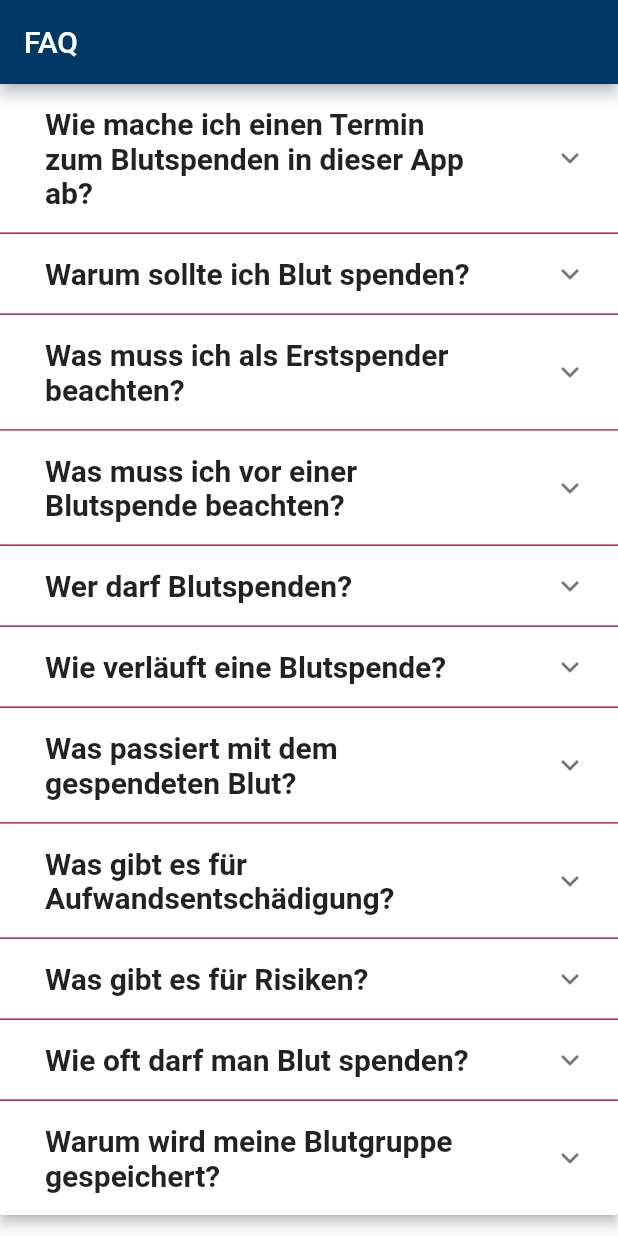
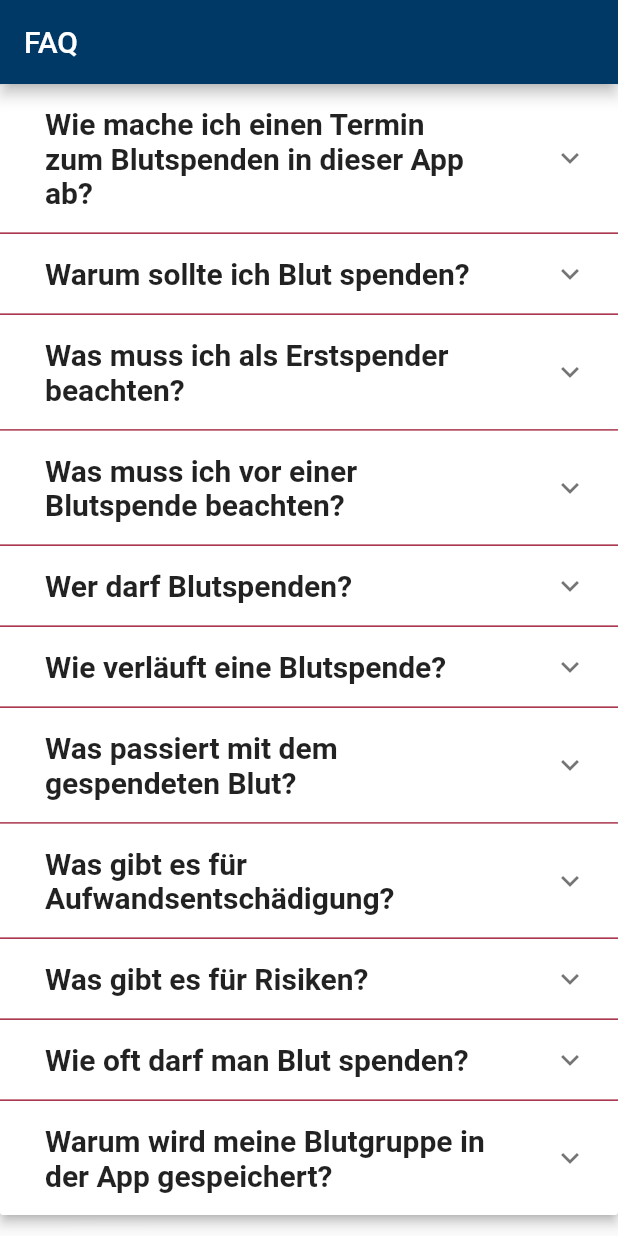
Before and after one commit to maxluetkemeyer/blood-donation-app, a Flutter app: the HomePage screen opened directly, on a phone screen of 412 x 824 dp. Run offline on Flutter 3.47's test engine with Material 2 defaults, Android fonts, the phone set to English and light mode, and no system bars; our stand-ins replace flutter_map, flutter_riverpod, google_fonts, latlong2, table_calendar.

Commit message:
letzte Veränderungen des Textes

```diff
--- a/lib/faq/faq_view.dart
+++ b/lib/faq/faq_view.dart
@@ -104,7 +104,7 @@ class _HomePageState extends State<HomePage> {
               body: Container(
                 padding: EdgeInsets.symmetric(vertical: 15, horizontal: 30),
                 child: Text(
-                  "Damit Sie mit einen sicheren Gefühl zu Ihrer ersten Blutspende gehen können, legen wir besonderen Wert darauf, dass ein Erstspender umfassend informiert wird, Fragen beantworten wir gerne im Arztgespräch",
+                  "Vor der Spende solltest du ausreichend gegessen und mindestens 1,5 Liter alkoholfreie Flüssigkeit zu sich genommen haben. Nicht mit nüchternem Magen zum Blutspendetermin kommen!",
                   style: TextStyle(fontSize: 20),
                 ),
               ),
@@ -155,7 +155,7 @@ class _HomePageState extends State<HomePage> {
               body: Container(
                 padding: EdgeInsets.symmetric(vertical: 15, horizontal: 30),
                 child: Text(
-                  "Jede Blutspende wird auf HIV und andere Erreger getestet. Dazu wird die Blutgruppe und der Rhesusfaktor bestimmt. Das Blut wird in seine verschiedenen Komponenten: \n Die roten Blutkörperchen (Erythrozyten)\n die Blutplättchen (Thrombozyten)\n die Blutflüssigkeit (Plasma)\n aufgetrennt und zu Blutpräparaten verarbeitet. Diese werden an die Patienten mit Bedarf geliefert.",
+                  "Jede Blutspende wird auf HIV und andere Erreger getestet. Dazu wird die Blutgruppe und der Rhesusfaktor bestimmt. Das Blut wird in seine verschiedenen Komponenten: \n Die roten Blutkörperchen (Erythrozyten)\n Die Blutplättchen (Thrombozyten)\n Die Blutflüssigkeit (Plasma)\naufgetrennt und zu Blutpräparaten verarbeitet. Diese werden an die Patienten mit Bedarf geliefert.",
                   style: TextStyle(fontSize: 20),
                 ),
               ),
@@ -217,13 +217,13 @@ class _HomePageState extends State<HomePage> {
               headerBuilder: (_, isExpanded) => Container(
                   padding: EdgeInsets.symmetric(vertical: 15, horizontal: 30),
                   child: Text(
-                    "Warum wird meine Blutgruppe gespeichert?",
+                    "Warum wird meine Blutgruppe in der App gespeichert?",
                     style: TextStyle(fontSize: 20, fontWeight: FontWeight.bold),
                   )),
               body: Container(
                 padding: EdgeInsets.symmetric(vertical: 15, horizontal: 30),
                 child: Text(
-                  "[Begründung]",
+                  "Bei Blutmangel werden Spender über diese App informiert. Damit wir spezifisch die Personen mit der entsprechenden Blutgruppe erreichen und benachrichtigen können, speichern wir die Blutgruppe ab.",
                   style: TextStyle(fontSize: 20),
                 ),
               ),
```
Also changed, not shown: 1 other file.
